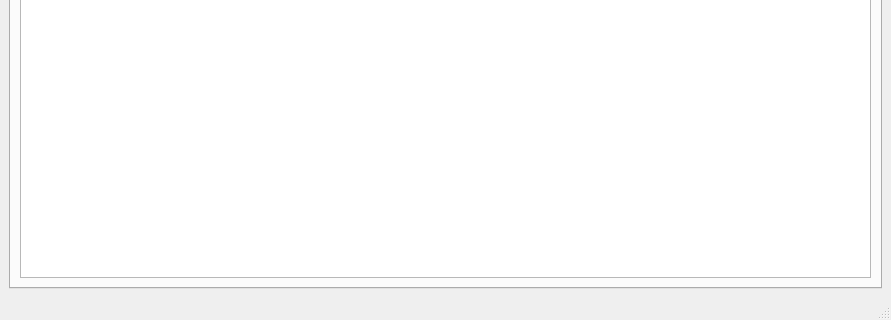
First picture: the form in pc/master/mainwindow.ui, repository plule/pfe-costumes, before the edit; both pictures show x 0 to 891 and y 345 to 665 of the 891 by 665 pixel window.
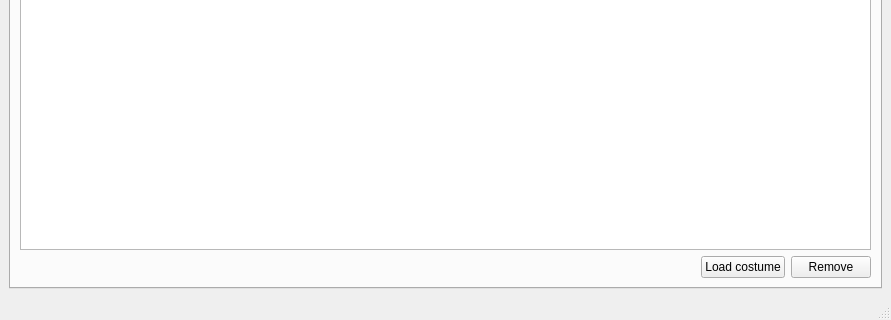
Second picture: the form after the edit. Custom widgets are drawn as their Qt base class.

Commit message: reading stored costume

```diff
--- a/pc/master/mainwindow.ui
+++ b/pc/master/mainwindow.ui
@@ -26,7 +26,45 @@
        </attribute>
        <layout class="QVBoxLayout" name="verticalLayout_4">
         <item>
-         <widget class="QTableView" name="collectionTable"/>
+         <widget class="QTableView" name="collectionTable">
+          <property name="selectionMode">
+           <enum>QAbstractItemView::SingleSelection</enum>
+          </property>
+          <property name="gridStyle">
+           <enum>Qt::DashLine</enum>
+          </property>
+         </widget>
+        </item>
+        <item>
+         <layout class="QHBoxLayout" name="horizontalLayout_4">
+          <item>
+           <spacer name="horizontalSpacer_3">
+            <property name="orientation">
+             <enum>Qt::Horizontal</enum>
+            </property>
+            <property name="sizeHint" stdset="0">
+             <size>
+              <width>40</width>
+              <height>20</height>
+             </size>
+            </property>
+           </spacer>
+          </item>
+          <item>
+           <widget class="QPushButton" name="loadButton">
+            <property name="text">
+             <string>Load costume</string>
+            </property>
+           </widget>
+          </item>
+          <item>
+           <widget class="QPushButton" name="removeButton">
+            <property name="text">
+             <string>Remove</string>
+            </property>
+           </widget>
+          </item>
+         </layout>
         </item>
        </layout>
       </widget>
```
Left out of the diff: 111 changed lines with no effect on the pictures. The commit also changes 4 other files.
